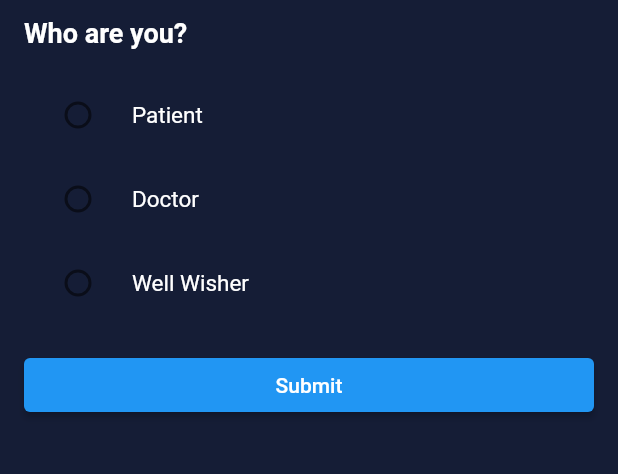
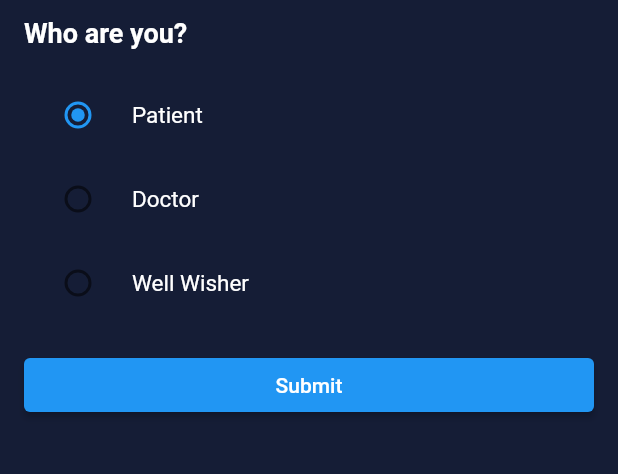
Before and after one commit to praveenkrishna03/womenovation, a Flutter app: the type_of_user screen opened directly, after a tap on "Patient", on a phone screen of 412 x 824 dp, the part 416-890 px from its top. Run offline on Flutter 3.47's test engine with Material 2 defaults, Android fonts, the light colour scheme and no system bars.

Commit message:
modified:   lib/main.dart

```diff
--- a/lib/main.dart
+++ b/lib/main.dart
@@ -150,13 +150,15 @@ class type_of_userState extends State<type_of_user> {
                       'Patient',
                       style: TextStyle(
                         fontSize: 15,
-                        color: ans == 1 ? Colors.blue : Colors.white,
+                        color: Colors.white,
                       ),
                     ),
                     value: 1,
                     groupValue: ans,
                     onChanged: (value) {
-                      ans = 1;
+                      setState(() {
+                        ans = 1;
+                      });
                     },
                   ),
                   RadioListTile(
@@ -164,13 +166,15 @@ class type_of_userState extends State<type_of_user> {
                       'Doctor',
                       style: TextStyle(
                         fontSize: 15,
-                        color: ans == 1 ? Colors.blue : Colors.white,
+                        color: Colors.white,
                       ),
                     ),
                     value: 2,
                     groupValue: ans,
                     onChanged: (value) {
-                      ans = 2;
+                      setState(() {
+                        ans = 2;
+                      });
                     },
                   ),
                   RadioListTile(
@@ -178,13 +182,15 @@ class type_of_userState extends State<type_of_user> {
                       'Well Wisher',
                       style: TextStyle(
                         fontSize: 15,
-                        color: ans == 1 ? Colors.blue : Colors.white,
+                        color: Colors.white,
                       ),
                     ),
                     value: 3,
                     groupValue: ans,
                     onChanged: (value) {
-                      ans = 3;
+                      setState(() {
+                        ans = 3;
+                      });
                     },
                   ),
                   SizedBox(height: 16),
```
Also changed, not shown: 3 other files.
